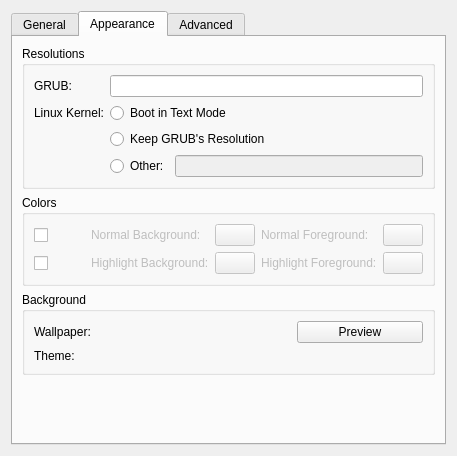
The window that ui/kcm_grub2.ui (KDE/kcm-grub2) describes before a commit, drawn with Qt 5.
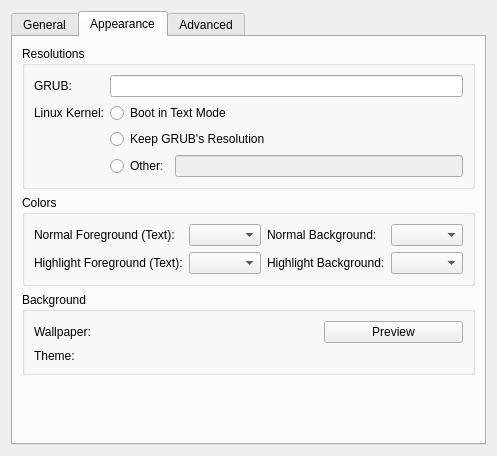
The same window after the commit. The open tabs and pages were chosen to show the change. Custom widgets are drawn as their Qt base class.

Commit message: *FIXED: Make colors actually work.

```diff
--- a/ui/kcm_grub2.ui
+++ b/ui/kcm_grub2.ui
@@ -6,7 +6,7 @@
    <rect>
     <x>0</x>
     <y>0</y>
-    <width>457</width>
+    <width>488</width>
     <height>456</height>
    </rect>
   </property>
@@ -301,87 +301,53 @@
          </property>
          <layout class="QGridLayout" name="gridLayout">
           <item row="0" column="0">
-           <widget class="QCheckBox" name="checkBox_normalColor"/>
+           <layout class="QFormLayout" name="formLayout_11">
+            <item row="0" column="0">
+             <widget class="QLabel" name="label_normalForeground">
+              <property name="text">
+               <string comment="@label:chooser">Normal Foreground (Text):</string>
+              </property>
+             </widget>
+            </item>
+            <item row="0" column="1">
+             <widget class="QComboBox" name="comboBox_normalForeground"/>
+            </item>
+            <item row="1" column="0">
+             <widget class="QLabel" name="label_highlightForeground">
+              <property name="text">
+               <string comment="@label:chooser">Highlight Foreground (Text):</string>
+              </property>
+             </widget>
+            </item>
+            <item row="1" column="1">
+             <widget class="QComboBox" name="comboBox_highlightForeground"/>
+            </item>
+           </layout>
           </item>
-          <item row="0" column="1" rowspan="2">
+          <item row="0" column="1">
            <layout class="QFormLayout" name="formLayout_10">
             <item row="0" column="0">
              <widget class="QLabel" name="label_normalBackground">
-              <property name="enabled">
-               <bool>false</bool>
-              </property>
               <property name="text">
                <string comment="@label:chooser">Normal Background:</string>
               </property>
              </widget>
             </item>
             <item row="0" column="1">
-             <widget class="KColorButton" name="kcolorbutton_normalBackground">
-              <property name="enabled">
-               <bool>false</bool>
-              </property>
-             </widget>
+             <widget class="QComboBox" name="comboBox_normalBackground"/>
             </item>
             <item row="1" column="0">
              <widget class="QLabel" name="label_highlightBackground">
-              <property name="enabled">
-               <bool>false</bool>
-              </property>
               <property name="text">
                <string comment="@label:chooser">Highlight Background:</string>
               </property>
              </widget>
             </item>
             <item row="1" column="1">
-             <widget class="KColorButton" name="kcolorbutton_highlightBackground">
-              <property name="enabled">
-               <bool>false</bool>
-              </property>
-             </widget>
+             <widget class="QComboBox" name="comboBox_highlightBackground"/>
             </item>
            </layout>
           </item>
-          <item row="0" column="2" rowspan="2">
-           <layout class="QFormLayout" name="formLayout_12">
-            <item row="0" column="0">
-             <widget class="QLabel" name="label_normalForeground">
-              <property name="enabled">
-               <bool>false</bool>
-              </property>
-              <property name="text">
-               <string comment="@label:chooser">Normal Foreground:</string>
-              </property>
-             </widget>
-            </item>
-            <item row="0" column="1">
-             <widget class="KColorButton" name="kcolorbutton_normalForeground">
-              <property name="enabled">
-               <bool>false</bool>
-              </property>
-             </widget>
-            </item>
-            <item row="1" column="0">
-             <widget class="QLabel" name="label_highlightForeground">
-              <property name="enabled">
-               <bool>false</bool>
-              </property>
-              <property name="text">
-               <string comment="@label:chooser">Highlight Foreground:</string>
-              </property>
-             </widget>
-            </item>
-            <item row="1" column="1">
-             <widget class="KColorButton" name="kcolorbutton_highlightForeground">
-              <property name="enabled">
-               <bool>false</bool>
-              </property>
-             </widget>
-            </item>
-           </layout>
-          </item>
-          <item row="1" column="0">
-           <widget class="QCheckBox" name="checkBox_highlightColor"/>
-          </item>
          </layout>
         </widget>
        </item>
@@ -613,11 +579,6 @@
    <extends>QComboBox</extends>
    <header>kcombobox.h</header>
   </customwidget>
-  <customwidget>
-   <class>KColorButton</class>
-   <extends>QPushButton</extends>
-   <header>kcolorbutton.h</header>
-  </customwidget>
   <customwidget>
    <class>KTabWidget</class>
    <extends>QTabWidget</extends>
```
Left out of the diff: 128 changed lines with no effect on the pictures. The commit also changes 2 other files.
